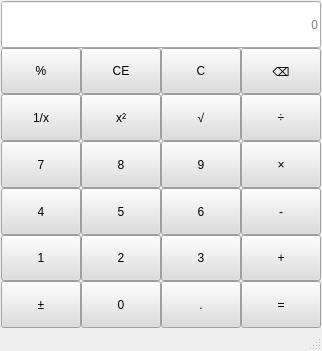
Before: the Qt Designer form experiment/exp1/mainwindow.ui in skmgt/QtLearnCourse, drawn with Qt 5.
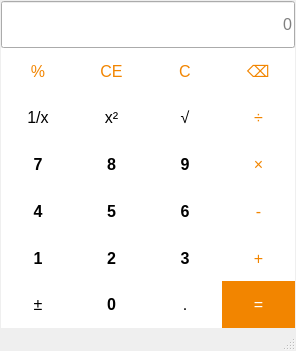
After: the same form once the commit is applied. Icons and pictures are not drawn.

Commit message: 样式美化及键盘事件处理

Diff of the .ui file:
```diff
--- a/experiment/exp1/mainwindow.ui
+++ b/experiment/exp1/mainwindow.ui
@@ -15,13 +15,34 @@
   </property>
   <property name="styleSheet">
    <string notr="true">QPushButton{
+    border:none;
+ 	background-color: white;
+	font: &quot;Consolas&quot;;
+	font-size:16px;
+}
+#btnNum0,#btnNum1,#btnNum2,#btnNum3,#btnNum4,#btnNum5,#btnNum6,#btnNum7,#btnNum8,#btnNum9{
+	font:bold;
+}
 
-	background-color: rgb(221, 221, 221);
+QPushButton:hover{
+	background-color: rgb(234, 234, 234);
+}
+QPushButton:pressed{
+	background-color: rgb(234, 234, 234);
+}
 
-	font:bold 11pt '微软雅黑';
+QPushButton#btnPlus ,#btnSub,#btnDiv,#btnMul,#btnClear,#btnClearAll,#btnBack,#btnMod{
+	color: rgb(242, 133, 0);
 }
 
-</string>
+#btnEqual{
+	background-color:rgb(242, 133, 0);
+	color:white;
+}
+
+QLineEdit{
+	font-size:16px
+}</string>
   </property>
   <widget class="QWidget" name="centralwidget">
    <layout class="QGridLayout" name="gridLayout_2">
@@ -377,6 +398,7 @@
     </item>
    </layout>
   </widget>
+  <widget class="QStatusBar" name="statusbar"/>
   <widget class="QMenuBar" name="menubar">
    <property name="geometry">
     <rect>
@@ -387,7 +409,6 @@
     </rect>
    </property>
   </widget>
-  <widget class="QStatusBar" name="statusbar"/>
  </widget>
  <resources/>
  <connections/>
```
Left out of the diff: 419 changed lines with no effect on the pictures. The commit also changes 2 other files.
